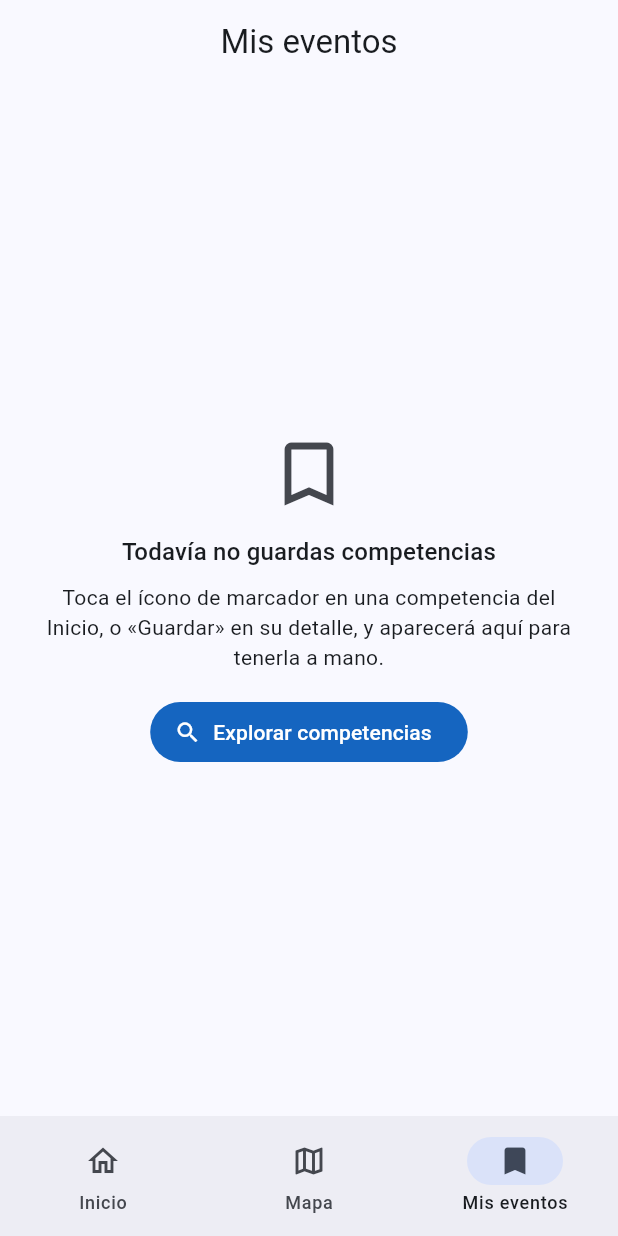
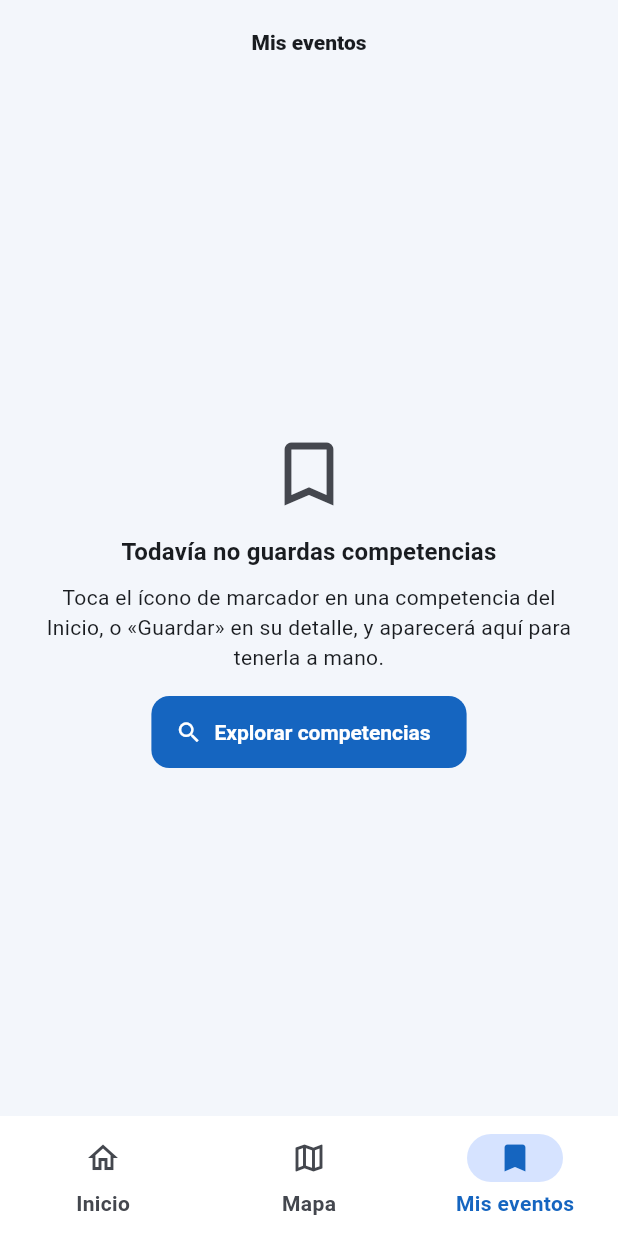
Before and after one commit to Casttle22/pdm2026d-equipo-04-competihub, a Flutter app: the screen it shows after launch, item 3 of the bottom bar chosen, on a phone screen of 412 x 824 dp. Run offline on Flutter 3.47's test engine with Material 3 defaults, Android fonts, the phone set to English and light mode, and no system bars; our stand-ins replace flutter_map, flutter_riverpod, latlong2, share_plus, sqflite, sqflite_common_ffi; accounts and stored records are empty.

Commit message:
style: estilo general de las maquetas (rediseño 1/5)
- Fondo gris azulado, tarjetas blancas con radio 16 y sombra suave
  (TarjetaBlanca), campos redondeados, botones de 48 dp y títulos en
  negrita.
- Barra inferior blanca con el activo en azul.
- Colores de las etiquetas de formato y modalidad, con contraste AA
  comprobado en tema_test.

Co-Authored-By: Claude Opus 5.5 <noreply@anthropic.com>

```diff
--- a/lib/tema.dart
+++ b/lib/tema.dart
@@ -8,10 +8,29 @@ import 'package:flutter/material.dart';
 // color que usa la interfaz.
 const Color azulCompetihub = Color(0xFF1565C0);
 
-final ColorScheme esquemaDeColor = ColorScheme.fromSeed(
-  seedColor: azulCompetihub,
-  brightness: Brightness.light,
-).copyWith(primary: azulCompetihub, onPrimary: Colors.white);
+// Fondo de las pantallas: gris azulado muy claro, para que las tarjetas
+// blancas se distingan sin bordes.
+const Color fondoApp = Color(0xFFF3F6FB);
+
+// Radio de las tarjetas y de los campos.
+const double radioTarjeta = 16;
+const double radioCampo = 12;
+
+// Sombra suave de las tarjetas blancas.
+const List<BoxShadow> sombraSuave = [
+  BoxShadow(color: Color(0x14102A43), blurRadius: 12, offset: Offset(0, 4)),
+  BoxShadow(color: Color(0x0A102A43), blurRadius: 2, offset: Offset(0, 1)),
+];
+
+final ColorScheme esquemaDeColor =
+    ColorScheme.fromSeed(
+      seedColor: azulCompetihub,
+      brightness: Brightness.light,
+    ).copyWith(
+      primary: azulCompetihub,
+      onPrimary: Colors.white,
+      surface: Colors.white,
+    );
 
 // Ancho a partir del cual el Detalle pasa a dos columnas (tabletas y
 // teléfonos en horizontal).
@@ -19,19 +38,137 @@ const double anchoDosColumnas = 600;
 
 ThemeData temaCompetihub() {
   final scheme = esquemaDeColor;
-  return ThemeData(
-    colorScheme: scheme,
-    useMaterial3: true,
+  final base = ThemeData(colorScheme: scheme, useMaterial3: true);
+  // Títulos y rótulos en negrita, como en las maquetas.
+  final texto = base.textTheme.copyWith(
+    headlineSmall: base.textTheme.headlineSmall?.copyWith(
+      fontWeight: FontWeight.w800,
+    ),
+    titleLarge: base.textTheme.titleLarge?.copyWith(
+      fontWeight: FontWeight.w800,
+    ),
+    titleMedium: base.textTheme.titleMedium?.copyWith(
+      fontWeight: FontWeight.w700,
+    ),
+    titleSmall: base.textTheme.titleSmall?.copyWith(
+      fontWeight: FontWeight.w700,
+    ),
+    labelLarge: base.textTheme.labelLarge?.copyWith(
+      fontWeight: FontWeight.w700,
+    ),
+  );
+  final bordeCampo = OutlineInputBorder(
+    borderRadius: BorderRadius.circular(radioCampo),
+    borderSide: BorderSide(color: scheme.outlineVariant),
+  );
+  final formaBoton = RoundedRectangleBorder(
+    borderRadius: BorderRadius.circular(radioCampo),
+  );
+  return base.copyWith(
+    scaffoldBackgroundColor: fondoApp,
+    textTheme: texto,
     appBarTheme: AppBarTheme(
-      backgroundColor: scheme.surface,
+      backgroundColor: fondoApp,
       foregroundColor: scheme.onSurface,
+      surfaceTintColor: Colors.transparent,
       scrolledUnderElevation: 1,
+      titleTextStyle: texto.titleLarge?.copyWith(color: scheme.onSurface),
     ),
-    // Los mensajes de error y de ayuda pueden ocupar varias líneas.
-    inputDecorationTheme: const InputDecorationTheme(
+    cardTheme: CardThemeData(
+      color: Colors.white,
+      surfaceTintColor: Colors.transparent,
+      elevation: 2,
+      shadowColor: const Color(0x33102A43),
+      shape: RoundedRectangleBorder(
+        borderRadius: BorderRadius.circular(radioTarjeta),
+      ),
+    ),
+    // Campos con borde redondeado y fondo blanco. Los mensajes de error y de
+    // ayuda pueden ocupar varias líneas.
+    inputDecorationTheme: InputDecorationTheme(
+      filled: true,
+      fillColor: Colors.white,
+      border: bordeCampo,
+      enabledBorder: bordeCampo,
+      focusedBorder: bordeCampo.copyWith(
+        borderSide: BorderSide(color: scheme.primary, width: 2),
+      ),
       errorMaxLines: 6,
       helperMaxLines: 6,
+    ),
+    filledButtonTheme: FilledButtonThemeData(
+      style: FilledButton.styleFrom(
+        minimumSize: const Size(48, 48),
+        shape: formaBoton,
+        textStyle: texto.labelLarge,
+      ),
+    ),
+    outlinedButtonTheme: OutlinedButtonThemeData(
+      style: OutlinedButton.styleFrom(
+        minimumSize: const Size(48, 48),
+        shape: formaBoton,
+        backgroundColor: Colors.white,
+        textStyle: texto.labelLarge,
+      ),
+    ),
+    navigationBarTheme: NavigationBarThemeData(
+      backgroundColor: Colors.white,
+      surfaceTintColor: Colors.transparent,
+      indicatorColor: scheme.primaryContainer,
+      iconTheme: WidgetStateProperty.resolveWith(
+        (estados) => IconThemeData(
+          color: estados.contains(WidgetState.selected)
+              ? scheme.primary
+              : scheme.onSurfaceVariant,
+        ),
+      ),
+      labelTextStyle: WidgetStateProperty.resolveWith(
+        (estados) => texto.labelMedium?.copyWith(
+          fontWeight: FontWeight.w700,
+          color: estados.contains(WidgetState.selected)
+              ? scheme.primary
+              : scheme.onSurfaceVariant,
+        ),
+      ),
     ),
     snackBarTheme: const SnackBarThemeData(behavior: SnackBarBehavior.floating),
   );
 }
+
+// Tarjeta blanca con radio de 16 y sombra suave. Se dibuja igual con o sin el
+// tema de la app (algunas pruebas montan pantallas sueltas).
+class TarjetaBlanca extends StatelessWidget {
+  const TarjetaBlanca({
+    super.key,
+    required this.child,
+    this.padding = const EdgeInsets.all(16),
+    this.onTap,
+    this.margin,
+  });
+
+  final Widget child;
+  final EdgeInsetsGeometry padding;
+  final VoidCallback? onTap;
+  final EdgeInsetsGeometry? margin;
+
+  @override
+  Widget build(BuildContext context) {
+    final contenido = Padding(padding: padding, child: child);
+    return Container(
+      margin: margin,
+      decoration: BoxDecoration(
+        color: Colors.white,
+        borderRadius: BorderRadius.circular(radioTarjeta),
+        boxShadow: sombraSuave,
+      ),
+      child: Material(
+        type: MaterialType.transparency,
+        borderRadius: BorderRadius.circular(radioTarjeta),
+        clipBehavior: Clip.antiAlias,
+        child: onTap == null
+            ? contenido
+            : InkWell(onTap: onTap, child: contenido),
+      ),
+    );
+  }
+}
```
Also changed, not shown: lib/widgets/etiquetas_ficha.dart (added, +93 -0 lines), 2 other files.
